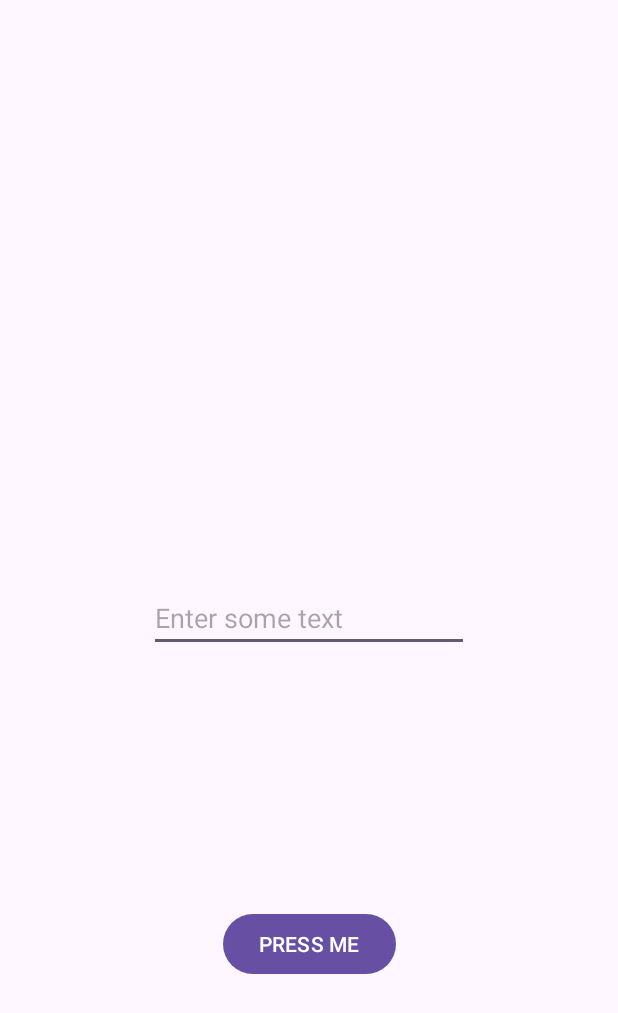
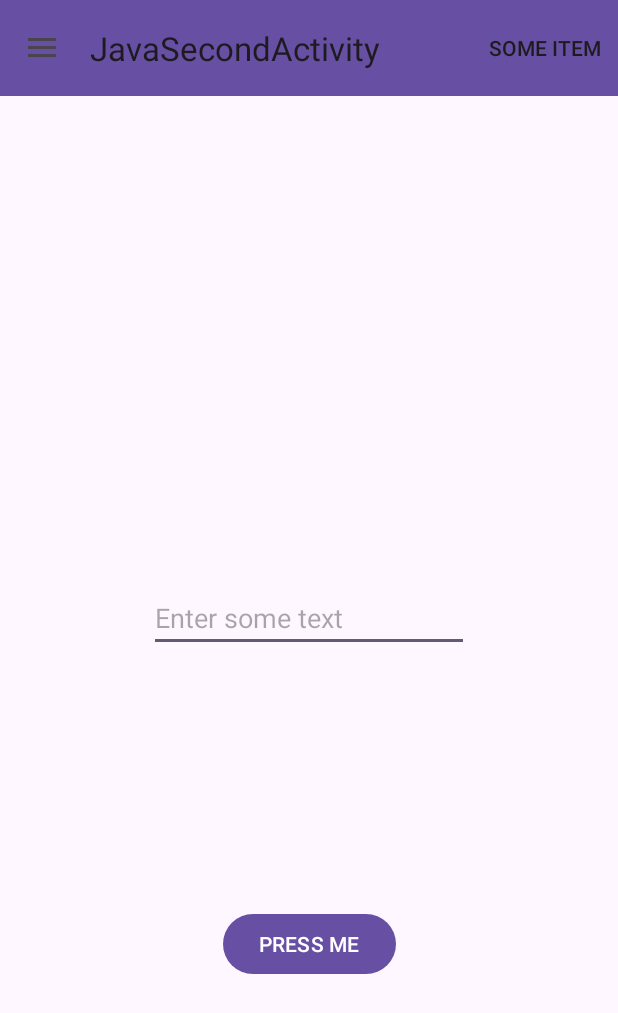
Before and after one commit to Polina153/JavaSecondActivity, an Android app: the screen it shows after launch (MainActivity), on a phone screen of 412 x 824 dp. Shown: the top 1013 px of the screen. Run offline under Robolectric (Android 15) with nearby library versions, the phone set to English and light mode, and no system bars.

Commit message:
Navigation View Drawer View Binding Toolbar

```diff
--- a/app/build.gradle.kts
+++ b/app/build.gradle.kts
@@ -29,6 +29,10 @@ android {
         sourceCompatibility = JavaVersion.VERSION_11
         targetCompatibility = JavaVersion.VERSION_11
     }
+
+    buildFeatures {
+        viewBinding = true
+    }
 }
 
 dependencies {
--- a/app/src/main/java/com/example/javasecondactivity/MainActivity.java
+++ b/app/src/main/java/com/example/javasecondactivity/MainActivity.java
@@ -1,46 +1,110 @@
 package com.example.javasecondactivity;
 
+import android.content.Context;
 import android.content.Intent;
 import android.os.Bundle;
+import android.view.Menu;
+import android.view.MenuItem;
 import android.view.View;
 import android.widget.Button;
 import android.widget.EditText;
+import android.widget.Toast;
+
 
 import androidx.activity.EdgeToEdge;
+import androidx.annotation.NonNull;
+import androidx.appcompat.app.ActionBarDrawerToggle;
 import androidx.appcompat.app.AppCompatActivity;
+import androidx.appcompat.widget.Toolbar;
 import androidx.core.graphics.Insets;
 import androidx.core.view.ViewCompat;
 import androidx.core.view.WindowInsetsCompat;
+import androidx.drawerlayout.widget.DrawerLayout;
+
+import com.example.javasecondactivity.databinding.ActivityMainBinding;
+import com.google.android.material.navigation.NavigationView;
 
 public class MainActivity extends AppCompatActivity {
 
-    EditText editText;
-    Button button;
+    //EditText editText;
+    //Button button;
+    private ActivityMainBinding binding;
 
     @Override
     protected void onCreate(Bundle savedInstanceState) {
         super.onCreate(savedInstanceState);
         EdgeToEdge.enable(this);
-        setContentView(R.layout.activity_main);
+        //setContentView(R.layout.activity_main);
+        binding = ActivityMainBinding.inflate(getLayoutInflater());
+        View view = binding.getRoot();
+        setContentView(view);
         ViewCompat.setOnApplyWindowInsetsListener(findViewById(R.id.main), (v, insets) -> {
             Insets systemBars = insets.getInsets(WindowInsetsCompat.Type.systemBars());
             v.setPadding(systemBars.left, systemBars.top, systemBars.right, systemBars.bottom);
             return insets;
         });
-        editText = findViewById(R.id.editTextText);
-        button = findViewById(R.id.sendStringButton);
+        //Toolbar myToolbar = findViewById(R.id.toolbar);
+        //myToolbar.inflateMenu(R.menu.menu);
+        setSupportActionBar(binding.toolbar);
+        initDrawer(binding.toolbar);
+        //editText = findViewById(R.id.editTextText);
+        //button = findViewById(R.id.sendStringButton);
 
-
-        button.setOnClickListener(new View.OnClickListener() {
+        binding.sendStringButton.setOnClickListener(new View.OnClickListener() {
             @Override
             public void onClick(View v) {
                 Intent intent = new Intent(getApplicationContext(), SecondActivity.class);
-                String stringFromUser = editText.getText().toString();
+                String stringFromUser = binding.editTextText.getText().toString();
                 intent.putExtra("stringFromUser", stringFromUser);
                 startActivity(intent);
             }
         });
     }
 
+    @Override
+    public boolean onCreateOptionsMenu(Menu menu) {
+        // Inflate the menu, this adds items to the action bar if it is present.
+        getMenuInflater().inflate(R.menu.menu, menu);
+        return true;
+    }
+
+
+    @Override
+    public boolean onOptionsItemSelected(MenuItem item) {
+        // Handle item selection
+        if (item.getItemId() == R.id.some_action) {
+            Toast.makeText(this, "menu button pressed", Toast.LENGTH_LONG).show();
+            return true;
+        } else{
+            return super.onOptionsItemSelected(item);
+        }
+    }
+    private void initDrawer(Toolbar toolbar) {
+
+        // Находим DrawerLayout
+        final DrawerLayout drawer = findViewById(R.id.drawer_layout);
+        // Создаем ActionBarDrawerToggle
+        ActionBarDrawerToggle toggle = new ActionBarDrawerToggle(
+                this, drawer, toolbar,
+                R.string.navigation_drawer_open,
+                R.string.navigation_drawer_close);
+        drawer.addDrawerListener(toggle);
+        toggle.syncState();
+
+        // Обработка навигационного меню
+        NavigationView navigationView = findViewById(R.id.navigation_view);
+        navigationView.setNavigationItemSelectedListener(new NavigationView.OnNavigationItemSelectedListener() {
+            @Override
+            public boolean onNavigationItemSelected(@NonNull MenuItem item) {
+                int id = item.getItemId();
+                if (id== R.id.some_action) {
+                    Toast.makeText(getApplicationContext(), "menu button pressed", Toast.LENGTH_LONG).show();
+                        return true;
+                }
+                return false;
+            }
+        });
+    }
+
 
 }
--- a/app/src/main/res/layout/activity_main.xml
+++ b/app/src/main/res/layout/activity_main.xml
@@ -1,4 +1,14 @@
 <?xml version="1.0" encoding="utf-8"?>
+<androidx.drawerlayout.widget.DrawerLayout
+    xmlns:android="http://schemas.android.com/apk/res/android"
+    xmlns:app="http://schemas.android.com/apk/res-auto"
+    xmlns:tools="http://schemas.android.com/tools"
+    android:id="@+id/drawer_layout"
+    android:layout_width="match_parent"
+    android:layout_height="match_parent"
+    tools:openDrawer="start"
+    >
+
 <androidx.constraintlayout.widget.ConstraintLayout xmlns:android="http://schemas.android.com/apk/res/android"
     xmlns:app="http://schemas.android.com/apk/res-auto"
     xmlns:tools="http://schemas.android.com/tools"
@@ -7,6 +17,21 @@
     android:layout_height="match_parent"
     tools:context=".MainActivity"
     >
+    <com.google.android.material.appbar.AppBarLayout
+        android:layout_width="match_parent"
+        android:layout_height="wrap_content"
+        app:layout_constraintEnd_toEndOf="parent"
+        app:layout_constraintStart_toStartOf="parent"
+        app:layout_constraintTop_toTopOf="parent"
+        >
+    <androidx.appcompat.widget.Toolbar
+        android:id="@+id/toolbar"
+        app:title="@string/app_name"
+        android:layout_width="match_parent"
+        android:background="?attr/colorPrimary"
+        android:layout_height="?attr/actionBarSize"
+        />
+    </com.google.android.material.appbar.AppBarLayout>
 
     <EditText
         android:id="@+id/editTextText"
@@ -34,3 +59,11 @@
 
 
 </androidx.constraintlayout.widget.ConstraintLayout>
+    <com.google.android.material.navigation.NavigationView
+        android:id="@+id/navigation_view"
+        android:layout_width="wrap_content"
+        android:layout_height="match_parent"
+        android:layout_gravity="start"
+        app:menu="@menu/menu"
+        />
+</androidx.drawerlayout.widget.DrawerLayout>
--- /dev/null
+++ b/app/src/main/res/menu/menu.xml
@@ -0,0 +1,9 @@
+<?xml version="1.0" encoding="utf-8"?>
+<menu xmlns:android="http://schemas.android.com/apk/res/android"
+    xmlns:app="http://schemas.android.com/apk/res-auto"
+    >
+    <item
+        android:id="@+id/some_action"
+        android:title="@string/some_item"
+        app:showAsAction="ifRoom" />
+</menu>
--- a/app/src/main/res/values/strings.xml
+++ b/app/src/main/res/values/strings.xml
@@ -1,3 +1,7 @@
 <resources>
     <string name="app_name">JavaSecondActivity</string>
+    <string name="some_item">some item</string>
+    <string name="drawer_header">drawer header\n</string>
+    <string name="navigation_drawer_open">drawer open</string>
+    <string name="navigation_drawer_close">drawer close</string>
 </resources>
```
Also changed, not shown: app/src/main/res/drawable/img.png (added).
